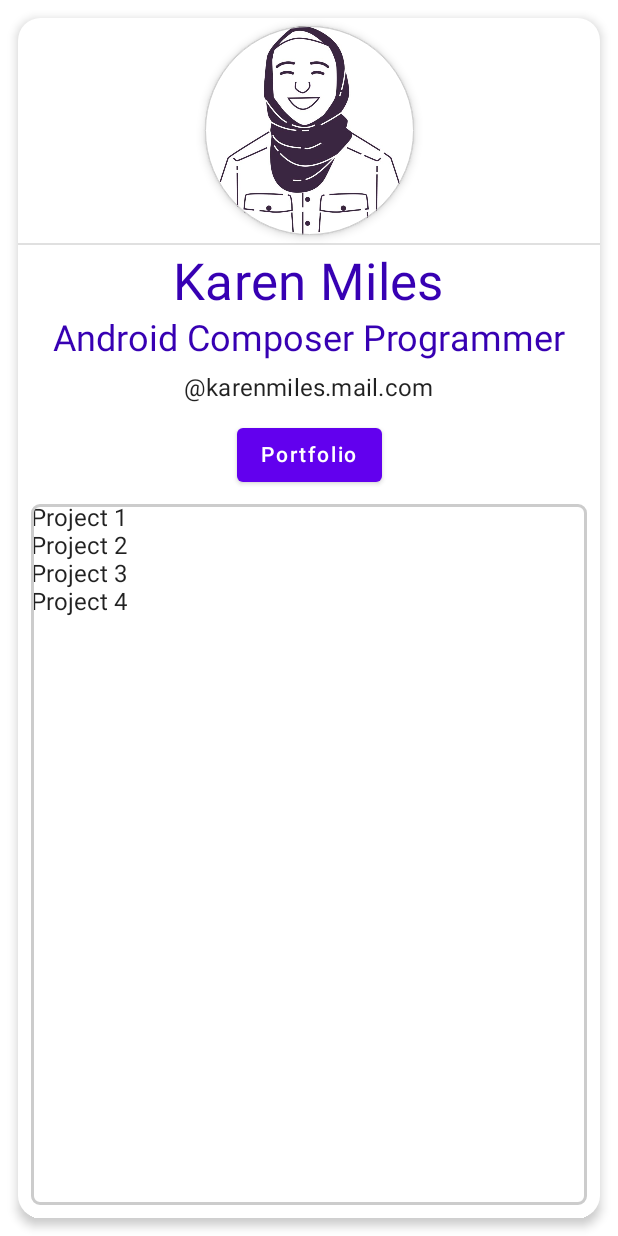
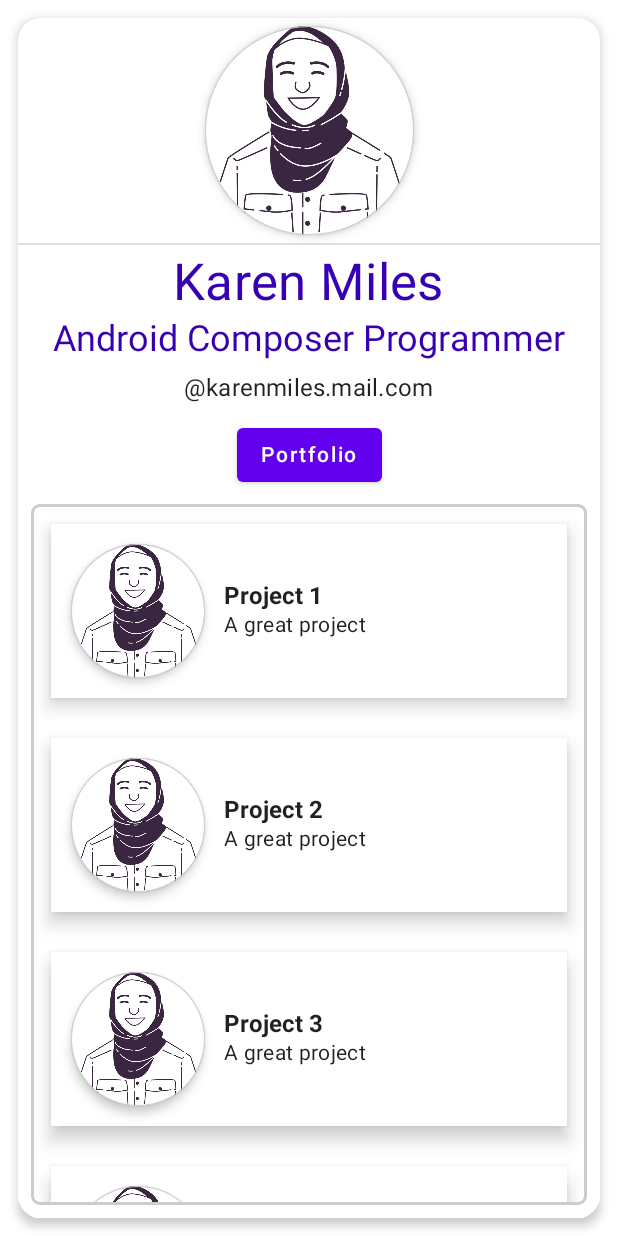
Before and after one commit to BinaryLeo/jetpack_business_card, an Android app built with Jetpack Compose: the screen it shows after launch (MainActivity), after a tap on "Portfolio", on a phone screen of 412 x 824 dp. Run offline under Robolectric (Android 15) with nearby library versions, the phone set to English and light mode, and no system bars.

Commit message:
chore: add project list style

```diff
--- a/app/src/main/java/com/binaryleo/jetpack_business_card/MainActivity.kt
+++ b/app/src/main/java/com/binaryleo/jetpack_business_card/MainActivity.kt
@@ -8,6 +8,7 @@ import androidx.activity.ComponentActivity
 import androidx.activity.compose.setContent
 import androidx.compose.foundation.BorderStroke
 import androidx.compose.foundation.Image
+import androidx.compose.foundation.background
 import androidx.compose.foundation.layout.*
 import androidx.compose.foundation.lazy.LazyColumn
 import androidx.compose.foundation.lazy.items
@@ -21,8 +22,11 @@ import androidx.compose.runtime.remember
 import androidx.compose.ui.Alignment
 import androidx.compose.ui.Modifier
 import androidx.compose.ui.graphics.Color
+import androidx.compose.ui.graphics.RectangleShape
+import androidx.compose.ui.graphics.Shape
 import androidx.compose.ui.layout.ContentScale
 import androidx.compose.ui.res.painterResource
+import androidx.compose.ui.text.font.FontWeight
 import androidx.compose.ui.tooling.preview.Preview
 import androidx.compose.ui.unit.dp
 import com.binaryleo.jetpack_business_card.ui.theme.Jetpack_business_cardTheme
@@ -33,7 +37,10 @@ class MainActivity : ComponentActivity() {
         setContent {
             Jetpack_business_cardTheme {
                 // A surface container using the 'background' color from the theme
-                Surface(modifier = Modifier.fillMaxSize(), color = MaterialTheme.colors.background) {
+                Surface(
+                    modifier = Modifier.fillMaxSize(),
+                    color = MaterialTheme.colors.background
+                ) {
                     CreateBizCard()
                 }
             }
@@ -42,21 +49,26 @@ class MainActivity : ComponentActivity() {
 }
 
 @Composable
-fun CreateBizCard(){
+fun CreateBizCard() {
     val buttonClickedState = remember {
         mutableStateOf(false)
     }
-Surface(modifier = Modifier
+    Surface(
+        modifier = Modifier
             .fillMaxWidth()
-    .fillMaxHeight()){
-    Card(modifier = Modifier
+            .fillMaxHeight()
+    ) {
+        Card(
+            modifier = Modifier
                 .width(200.dp)
                 .height(390.dp)
                 .padding(12.dp),
             elevation = 4.dp,
             shape = RoundedCornerShape(corner = CornerSize(15.dp)),
-        backgroundColor = Color.White) {
-        Column(modifier = Modifier.height(300.dp),
+            backgroundColor = Color.White
+        ) {
+            Column(
+                modifier = Modifier.height(300.dp),
                 verticalArrangement = Arrangement.Top,
                 horizontalAlignment = Alignment.CenterHorizontally
             ) {
@@ -68,46 +80,48 @@ Surface(modifier = Modifier
                         buttonClickedState.value = !buttonClickedState.value
                         //Log.d( "Clicked", "CreateBizCard: Clicked") //debug
                     }) {
-                Text(text = "Portfolio",
-                 style = MaterialTheme.typography.button)
-
-
+                    Text(
+                        text = "Portfolio",
+                        style = MaterialTheme.typography.button
+                    )
                 }
-            if (buttonClickedState.value){
+                if (buttonClickedState.value) {
                     Content()
-            }else{
-                Box(){
-
-                }
-            }
-
-        }
-
-
-
-
+                } else {
+                    Box {
 
                     }
                 }
             }
 
-@Composable fun Content(){
-Box(modifier = Modifier
+        }
+    }
+}
+
+@Composable
+fun Content() {
+    Box(
+        modifier = Modifier
             .fillMaxHeight()
             .fillMaxWidth()
-    .padding(5.dp)){
-    Surface(modifier = Modifier
+            .padding(5.dp)
+    ) {
+        Surface(
+            modifier = Modifier
                 .padding(3.dp)
                 .fillMaxWidth()
                 .fillMaxHeight(),
             shape = RoundedCornerShape(corner = CornerSize(6.dp)),
             border = BorderStroke(width = 2.dp, color = Color.LightGray)
         ) {
-        Portfolio(data = listOf(
+            Portfolio(
+                data = listOf(
                     "Project 1",
                     "Project 2",
                     "Project 3",
-            "Project 4"))
+                    "Project 4"
+                )
+            )
 
         }
     }
@@ -117,9 +131,35 @@ Box(modifier = Modifier
 @Composable
 fun Portfolio(data: List<String>) {
     LazyColumn {
-   items(data){
-       item->
-       Text(item)
+        items(data) { item ->
+            Card(
+                modifier = Modifier
+                    .padding(13.dp)
+                    .fillMaxWidth(),
+                shape = RectangleShape,
+                elevation = 7.dp
+            ) {
+                Row(
+                    modifier = Modifier
+                        .padding(8.dp)
+                        .background(MaterialTheme.colors.surface)
+                ) {
+                    CreateImageProfile(modifier = Modifier.size(size = 100.dp))
+                    Column(
+                        modifier = Modifier
+                            .padding(7.dp)
+                            .align(alignment = Alignment.CenterVertically)
+                    ) {
+                        Text(text = item, fontWeight = FontWeight.Bold)
+                        Text(
+                            text = "A great project",
+                            style = MaterialTheme.typography.body2
+                        )
+                    }
+
+
+                }
+            }
         }
     }
 }
@@ -151,9 +191,9 @@ private fun CreateProfileInfo() {
 }
 
 @Composable
-private fun CreateImageProfile(modifier: Modifier= Modifier) {
+private fun CreateImageProfile(modifier: Modifier = Modifier) {
     Surface(
-        modifier = Modifier
+        modifier = modifier
             .size(size = 150.dp)
             .padding(5.dp),
         shape = CircleShape,
@@ -164,11 +204,12 @@ private fun CreateImageProfile(modifier: Modifier= Modifier) {
         Image(
             painter = painterResource(id = R.drawable.user_profile),
             contentDescription = "user profile picture",
-            modifier = Modifier.size(size = 135.dp),
+            modifier = modifier.size(size = 135.dp),
             contentScale = ContentScale.Crop
         )
     }
 }
+
 @Preview
 //@Preview(showBackground = true)
 @Composable
```
Lines whose indentation alone changed are shown as unchanged.
